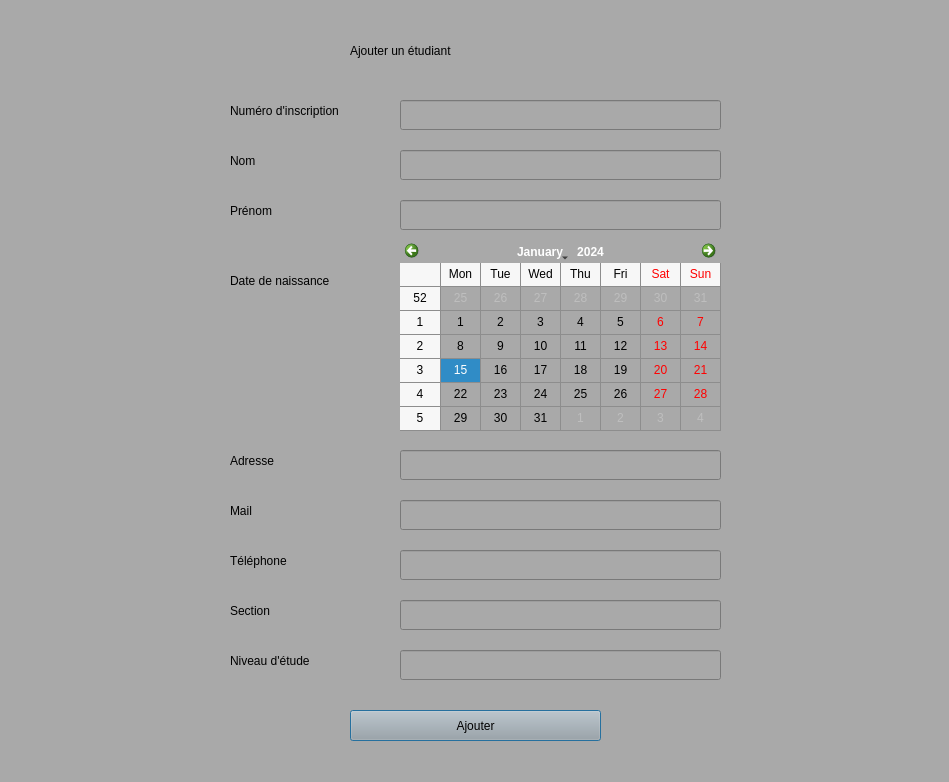
The window that UI/AddStudent.ui (ahmedhamila/Grade-Management) describes before a commit, drawn with Qt 5.
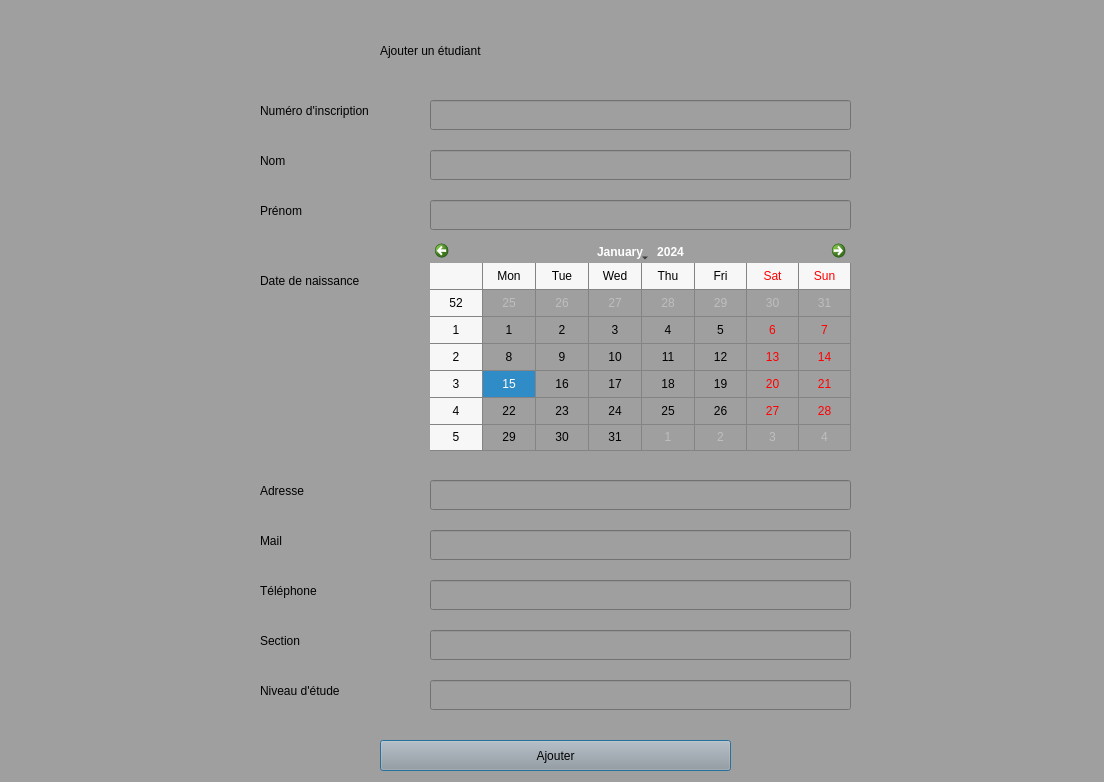
The same window after the commit.

Diff of the .ui file:
```diff
--- a/UI/AddStudent.ui
+++ b/UI/AddStudent.ui
@@ -6,7 +6,7 @@
    <rect>
     <x>0</x>
     <y>0</y>
-    <width>949</width>
+    <width>1104</width>
     <height>782</height>
    </rect>
   </property>
@@ -14,12 +14,12 @@
    <string>Dialog</string>
   </property>
   <property name="styleSheet">
-   <string notr="true">background-color:#A9A9A9;</string>
+   <string notr="true">font: 75 12pt &quot;Arial&quot;;background-color:#A09FA0;</string>
   </property>
   <widget class="QLabel" name="label">
    <property name="geometry">
     <rect>
-     <x>230</x>
+     <x>260</x>
      <y>100</y>
      <width>161</width>
      <height>21</height>
@@ -38,17 +38,23 @@
   <widget class="QLineEdit" name="lineEditNumeroInscription">
    <property name="geometry">
     <rect>
-     <x>400</x>
+     <x>430</x>
      <y>100</y>
-     <width>321</width>
+     <width>421</width>
      <height>30</height>
     </rect>
    </property>
+   <property name="inputMask">
+    <string/>
+   </property>
+   <property name="maxLength">
+    <number>32767</number>
+   </property>
   </widget>
   <widget class="QLabel" name="label_2">
    <property name="geometry">
     <rect>
-     <x>230</x>
+     <x>260</x>
      <y>150</y>
      <width>161</width>
      <height>21</height>
@@ -67,9 +73,9 @@
   <widget class="QLineEdit" name="lineEditNom">
    <property name="geometry">
     <rect>
-     <x>400</x>
+     <x>430</x>
      <y>150</y>
-     <width>321</width>
+     <width>421</width>
      <height>30</height>
     </rect>
    </property>
@@ -77,7 +83,7 @@
   <widget class="QLabel" name="label_3">
    <property name="geometry">
     <rect>
-     <x>230</x>
+     <x>260</x>
      <y>200</y>
      <width>161</width>
      <height>21</height>
@@ -96,9 +102,9 @@
   <widget class="QLineEdit" name="lineEditPrenom">
    <property name="geometry">
     <rect>
-     <x>400</x>
+     <x>430</x>
      <y>200</y>
-     <width>321</width>
+     <width>421</width>
      <height>30</height>
     </rect>
    </property>
@@ -106,7 +112,7 @@
   <widget class="QLabel" name="label_4">
    <property name="geometry">
     <rect>
-     <x>230</x>
+     <x>260</x>
      <y>270</y>
      <width>161</width>
      <height>21</height>
@@ -125,8 +131,8 @@
   <widget class="QLabel" name="label_5">
    <property name="geometry">
     <rect>
-     <x>230</x>
-     <y>450</y>
+     <x>260</x>
+     <y>480</y>
      <width>161</width>
      <height>21</height>
     </rect>
@@ -144,8 +150,8 @@
   <widget class="QLabel" name="label_6">
    <property name="geometry">
     <rect>
-     <x>230</x>
-     <y>500</y>
+     <x>260</x>
+     <y>530</y>
      <width>161</width>
      <height>21</height>
     </rect>
@@ -163,9 +169,9 @@
   <widget class="QLineEdit" name="lineEditAdresse">
    <property name="geometry">
     <rect>
-     <x>400</x>
-     <y>450</y>
-     <width>321</width>
+     <x>430</x>
+     <y>480</y>
+     <width>421</width>
      <height>30</height>
     </rect>
    </property>
@@ -173,9 +179,9 @@
   <widget class="QLineEdit" name="lineEditMail">
    <property name="geometry">
     <rect>
-     <x>400</x>
-     <y>500</y>
-     <width>321</width>
+     <x>430</x>
+     <y>530</y>
+     <width>421</width>
      <height>30</height>
     </rect>
    </property>
@@ -183,8 +189,8 @@
   <widget class="QLabel" name="label_7">
    <property name="geometry">
     <rect>
-     <x>230</x>
-     <y>550</y>
+     <x>260</x>
+     <y>580</y>
      <width>161</width>
      <height>21</height>
     </rect>
@@ -202,8 +208,8 @@
   <widget class="QLabel" name="label_8">
    <property name="geometry">
     <rect>
-     <x>230</x>
-     <y>600</y>
+     <x>260</x>
+     <y>630</y>
      <width>161</width>
      <height>21</height>
     </rect>
@@ -221,8 +227,8 @@
   <widget class="QLabel" name="label_9">
    <property name="geometry">
     <rect>
-     <x>230</x>
-     <y>650</y>
+     <x>260</x>
+     <y>680</y>
      <width>161</width>
      <height>21</height>
     </rect>
@@ -240,9 +246,9 @@
   <widget class="QLineEdit" name="lineEditSection">
    <property name="geometry">
     <rect>
-     <x>400</x>
-     <y>600</y>
-     <width>321</width>
+     <x>430</x>
+     <y>630</y>
+     <width>421</width>
      <height>30</height>
     </rect>
    </property>
@@ -250,9 +256,9 @@
   <widget class="QLineEdit" name="lineEditNiveauEtude">
    <property name="geometry">
     <rect>
-     <x>400</x>
-     <y>650</y>
-     <width>321</width>
+     <x>430</x>
+     <y>680</y>
+     <width>421</width>
      <height>30</height>
     </rect>
    </property>
@@ -260,9 +266,9 @@
   <widget class="QLineEdit" name="lineEditTelephone">
    <property name="geometry">
     <rect>
-     <x>400</x>
-     <y>550</y>
-     <width>321</width>
+     <x>430</x>
+     <y>580</y>
+     <width>421</width>
      <height>30</height>
     </rect>
    </property>
@@ -270,9 +276,9 @@
   <widget class="QPushButton" name="Ajouter">
    <property name="geometry">
     <rect>
-     <x>350</x>
-     <y>710</y>
-     <width>251</width>
+     <x>380</x>
+     <y>740</y>
+     <width>351</width>
      <height>31</height>
     </rect>
    </property>
@@ -283,10 +289,10 @@
   <widget class="QCalendarWidget" name="DateNaissance">
    <property name="geometry">
     <rect>
-     <x>400</x>
+     <x>430</x>
      <y>240</y>
-     <width>321</width>
-     <height>191</height>
+     <width>421</width>
+     <height>211</height>
     </rect>
    </property>
    <property name="gridVisible">
@@ -296,7 +302,7 @@
   <widget class="QLabel" name="label_10">
    <property name="geometry">
     <rect>
-     <x>350</x>
+     <x>380</x>
      <y>30</y>
      <width>251</width>
      <height>41</height>
```
